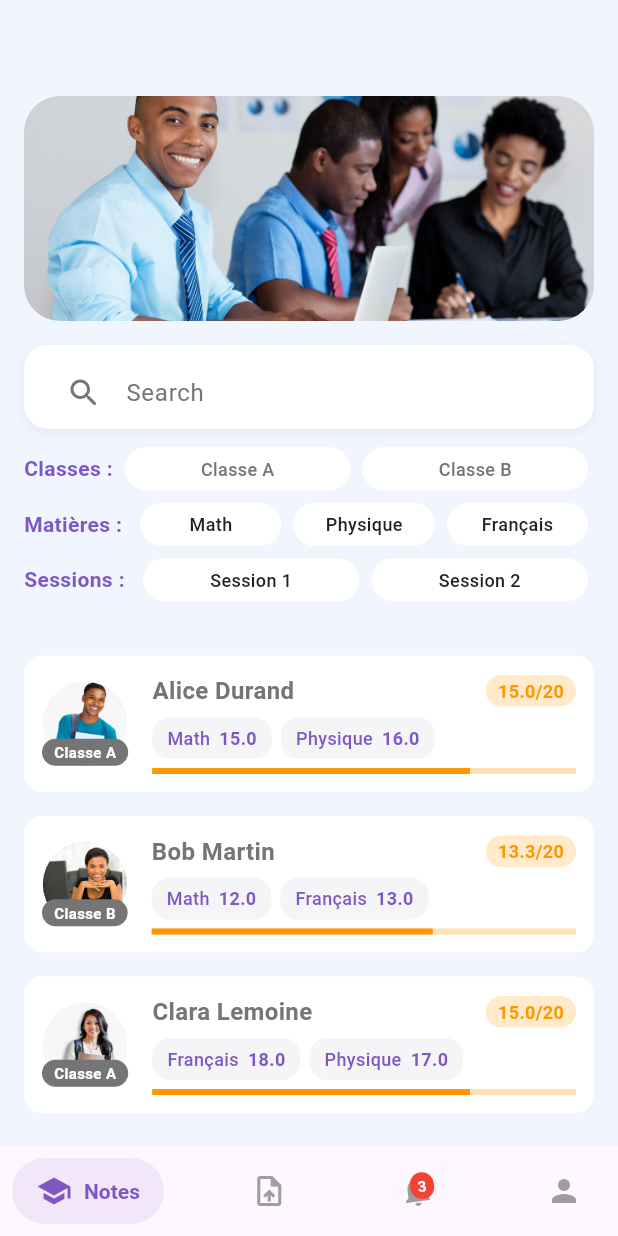
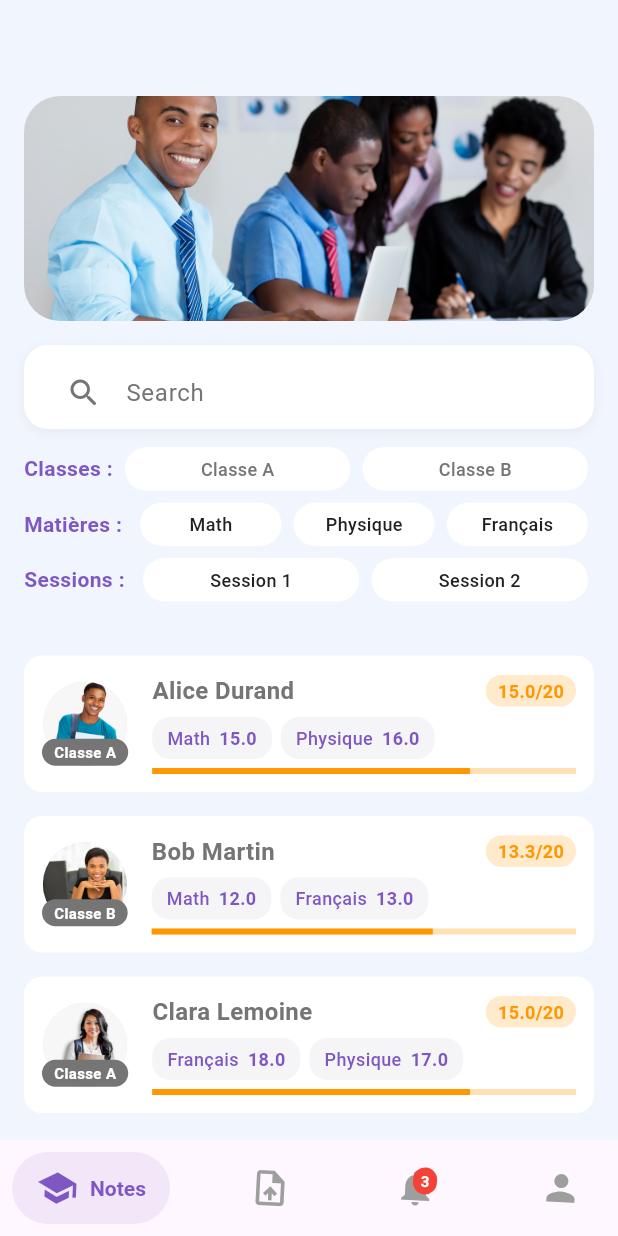
Before and after one commit to kteken10/flutter_school_app, a Flutter app: the TeacherHomeScreen screen opened directly, on a phone screen of 412 x 824 dp. Run offline on Flutter 3.47's test engine with Material 3 defaults, Android fonts, the phone set to English and light mode, and no system bars; drawn by our look-alikes of salomon_bottom_bar; our stand-ins replace cloud_firestore, file_picker, firebase_auth, firebase_storage, share_plus; missing offline and left inert: mailer; accounts and stored records are empty.

Commit message:
update all

```diff
--- a/lib/screens/teacher/teacher_home.dart
+++ b/lib/screens/teacher/teacher_home.dart
@@ -29,8 +29,8 @@ class _TeacherHomeScreenState extends State<TeacherHomeScreen> with SingleTicker
     super.initState();
     _controller = AnimationController(
       vsync: this,
-      duration: const Duration(milliseconds: 600),
-    )..repeat(reverse: true); // Cloche qui oscille en boucle
+      duration: const Duration(milliseconds: 1200),
+    )..repeat(reverse: true);
   }
 
   @override
@@ -39,30 +39,18 @@ class _TeacherHomeScreenState extends State<TeacherHomeScreen> with SingleTicker
     super.dispose();
   }
 
-  @override
-  Widget build(BuildContext context) {
-    final List<SalomonBottomBarItem> bottomNavItems = [
-      SalomonBottomBarItem(
-        icon: const Icon(Icons.school),
-        title: const Text("Notes"),
-        selectedColor: AppColors.secondary,
-        unselectedColor: Colors.grey,
-      ),
-      SalomonBottomBarItem(
-        icon: const Icon(Icons.upload_file),
-        title: const Text("Import"),
-        selectedColor: AppColors.secondary,
-        unselectedColor: Colors.grey,
-      ),
-      SalomonBottomBarItem(
-        icon: AnimatedBuilder(
+  Widget animatedIcon(IconData iconData, {bool showBadge = false}) {
+    return AnimatedBuilder(
       animation: _controller,
       builder: (_, child) {
+        // Oscillation plus marquée : +/- 0.3 radians (environ 17°)
+        double angle = 0.3 * (1 - _controller.value * 2);
         return Transform.rotate(
-              angle: 0.2 * (1 - _controller.value * 2), // Rotation de -0.2 à 0.2 radians
+          angle: angle,
           child: Stack(
             children: [
-                  const Icon(Icons.notifications),
+              Icon(iconData, size: 28), // Taille légèrement augmentée pour visibilité
+              if (showBadge)
                 Positioned(
                   right: 0,
                   top: 0,
@@ -91,13 +79,32 @@ class _TeacherHomeScreenState extends State<TeacherHomeScreen> with SingleTicker
           ),
         );
       },
+    );
+  }
+
+  @override
+  Widget build(BuildContext context) {
+    final List<SalomonBottomBarItem> bottomNavItems = [
+      SalomonBottomBarItem(
+        icon: animatedIcon(Icons.school),
+        title: const Text("Notes"),
+        selectedColor: AppColors.secondary,
+        unselectedColor: Colors.grey,
       ),
+      SalomonBottomBarItem(
+        icon: animatedIcon(Icons.upload_file),
+        title: const Text("Import"),
+        selectedColor: AppColors.secondary,
+        unselectedColor: Colors.grey,
+      ),
+      SalomonBottomBarItem(
+        icon: animatedIcon(Icons.notifications, showBadge: true),
         title: const Text("Notifications"),
         selectedColor: AppColors.secondary,
         unselectedColor: Colors.grey,
       ),
       SalomonBottomBarItem(
-        icon: const Icon(Icons.person),
+        icon: animatedIcon(Icons.person),
         title: const Text("Profil"),
         selectedColor: AppColors.secondary,
         unselectedColor: Colors.grey,
```
Lines whose indentation alone changed are shown as unchanged.
